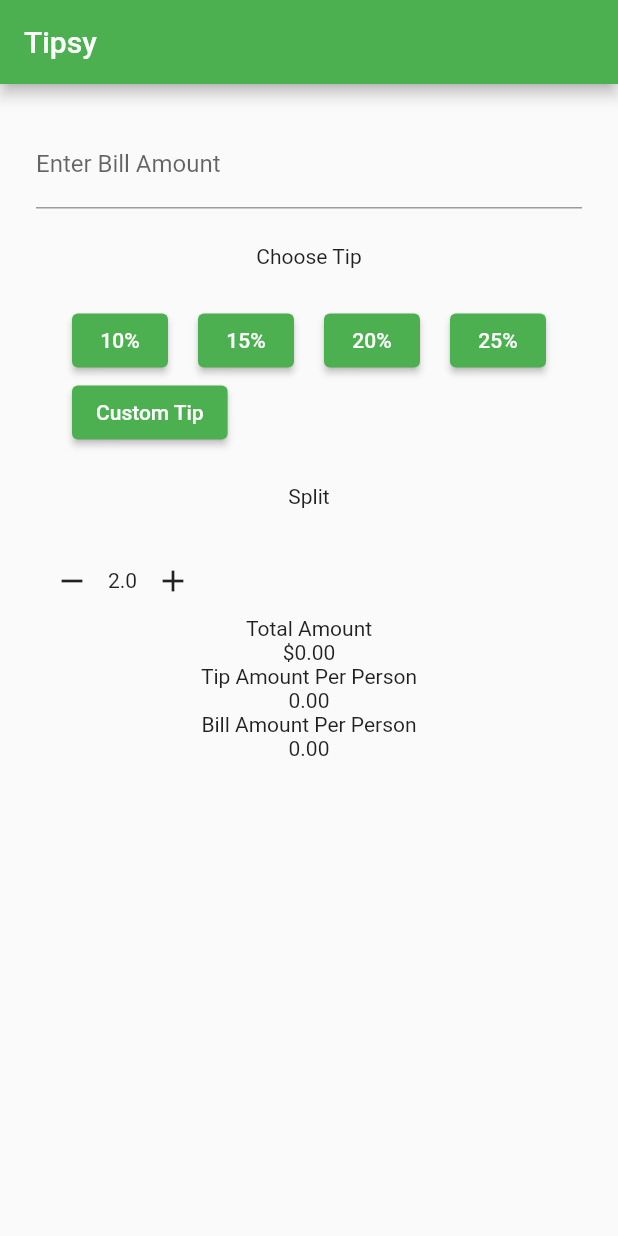
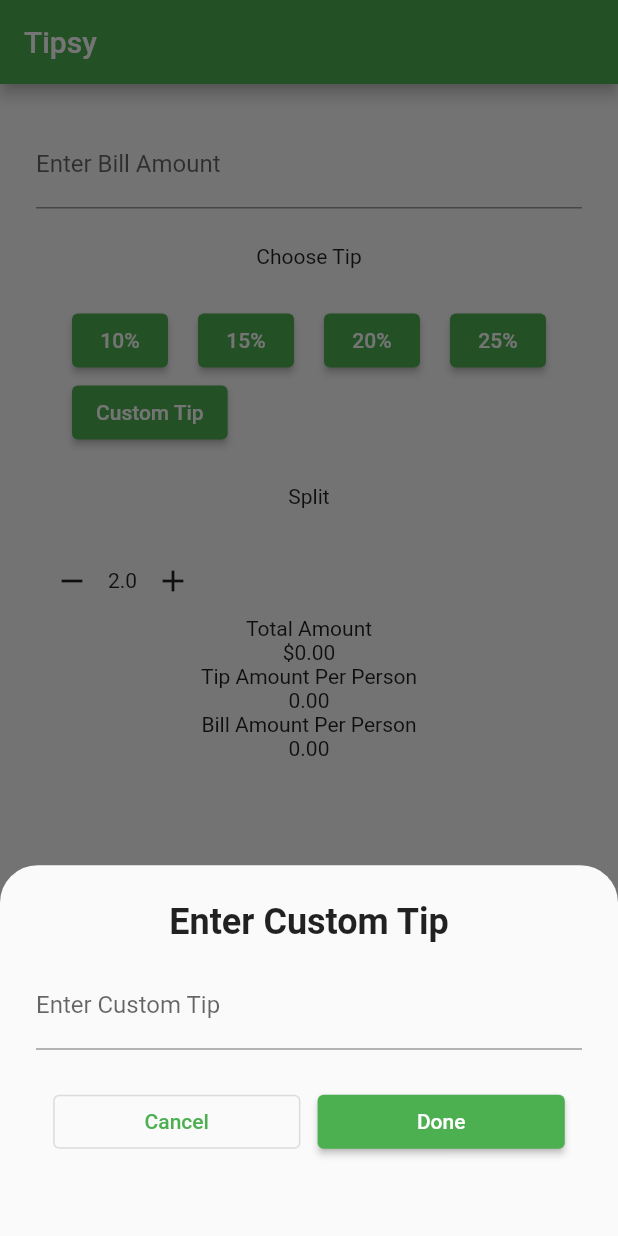
Before and after one commit to Muzammil-Bilwani/dart-flutter-tutorial, a Flutter app: the screen it shows after launch, after a tap on "10%", after a tap on "Custom Tip", on a phone screen of 412 x 824 dp. Run offline on Flutter 3.47's test engine with Material 2 defaults, Android fonts, the light colour scheme and no system bars.

Commit message:
Custom Top Bottom sheet added

```diff
--- /dev/null
+++ b/week_seven/dart_app/lib/TipCalculator/CustomTip.dart
@@ -0,0 +1,60 @@
+import 'package:dart_app/model/bill.dart';
+import 'package:flutter/material.dart';
+
+class CustomTip extends StatefulWidget {
+  const CustomTip({Key? key, required this.bill}) : super(key: key);
+  final Bill bill;
+
+  @override
+  State<CustomTip> createState() => _CustomTipState();
+}
+
+class _CustomTipState extends State<CustomTip> {
+  TextEditingController tipController = TextEditingController();
+
+  onDone() {
+    widget.bill.tipAmount = double.parse(tipController.text);
+    Navigator.pop(context);
+  }
+
+  @override
+  Widget build(BuildContext context) {
+    return Container(
+        height: MediaQuery.of(context).size.height * 0.3,
+        padding: const EdgeInsets.all(24),
+        child: Column(
+          children: [
+            const Padding(
+                padding: EdgeInsets.only(bottom: 12),
+                child: Text("Enter Custom Tip",
+                    style:
+                        TextStyle(fontSize: 24, fontWeight: FontWeight.bold))),
+            TextFormField(
+              controller: tipController,
+              decoration: const InputDecoration(labelText: "Enter Custom Tip"),
+              keyboardType: TextInputType.number,
+            ),
+            const Padding(padding: EdgeInsets.all(12)),
+            Row(
+              mainAxisAlignment: MainAxisAlignment.spaceEvenly,
+              crossAxisAlignment: CrossAxisAlignment.center,
+              children: [
+                SizedBox(
+                    width: MediaQuery.of(context).size.width * 0.4,
+                    child: OutlinedButton(
+                        onPressed: () {
+                          Navigator.pop(context);
+                        },
+                        child: const Text("Cancel"))),
+                SizedBox(
+                    width: MediaQuery.of(context).size.width * 0.4,
+                    child: ElevatedButton(
+                      onPressed: onDone,
+                      child: const Text("Done"),
+                    ))
+              ],
+            )
+          ],
+        ));
+  }
+}
--- a/week_seven/dart_app/lib/TipCalculator/Result.dart
+++ b/week_seven/dart_app/lib/TipCalculator/Result.dart
@@ -1,7 +1,5 @@
-import 'package:dart_app/model/Bill.dart';
+import 'package:dart_app/model/bill.dart';
 import 'package:flutter/material.dart';
-import 'package:flutter/src/foundation/key.dart';
-import 'package:flutter/src/widgets/framework.dart';
 
 class ResultTip extends StatelessWidget {
   const ResultTip({Key? key, required this.bill}) : super(key: key);
--- a/week_seven/dart_app/lib/TipCalculator/TipCalculator.dart
+++ b/week_seven/dart_app/lib/TipCalculator/TipCalculator.dart
@@ -1,8 +1,7 @@
+import 'package:dart_app/TipCalculator/CustomTip.dart';
 import 'package:dart_app/TipCalculator/Result.dart';
-import 'package:dart_app/model/Bill.dart';
+import 'package:dart_app/model/bill.dart';
 import 'package:flutter/material.dart';
-import 'package:flutter/src/foundation/key.dart';
-import 'package:flutter/src/widgets/framework.dart';
 
 class TipCalculator extends StatefulWidget {
   const TipCalculator({Key? key}) : super(key: key);
@@ -17,6 +16,20 @@ class _TipCalculatorState extends State<TipCalculator> {
   calculateTip(double percentage) {
     bill.tipAmount = bill.totalAmount * percentage / 100;
     setState(() {});
+  }
+
+  openCustomTip(context) {
+    showModalBottomSheet(
+        context: context,
+        shape: const RoundedRectangleBorder(
+            borderRadius: BorderRadius.vertical(top: Radius.circular(25.0))),
+        isScrollControlled: true,
+        builder: (builder) {
+          return Padding(
+              padding: EdgeInsets.only(
+                  bottom: MediaQuery.of(context).viewInsets.bottom),
+              child: CustomTip(bill: bill));
+        }).then((value) => {setState(() {})});
   }
 
   @override
@@ -64,7 +77,11 @@ class _TipCalculatorState extends State<TipCalculator> {
                       calculateTip(25);
                     },
                     child: Text("25%")),
-                ElevatedButton(onPressed: () {}, child: Text("Custom Tip"))
+                ElevatedButton(
+                    onPressed: () {
+                      openCustomTip(context);
+                    },
+                    child: Text("Custom Tip"))
               ],
             ),
             const Padding(
```
